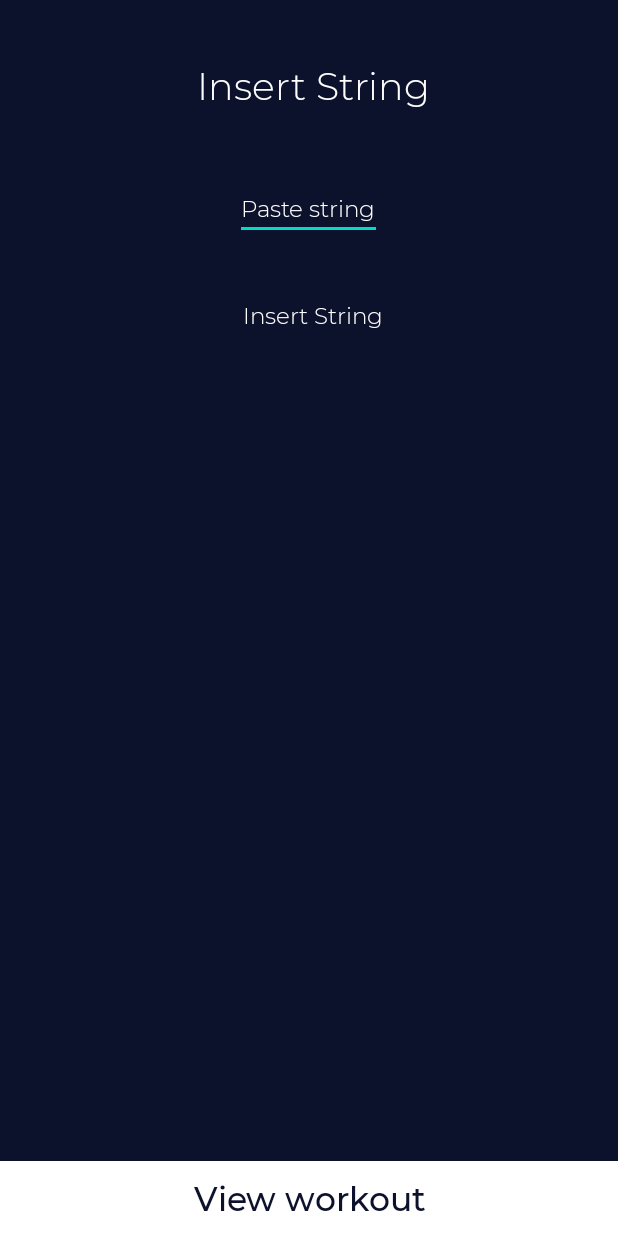
After one commit to simone-silvestri/theApp, an Android app: the StringActivity screen opened directly, with no data from a screen before it, on a phone screen of 412 x 824 dp. The commit adds this screen. Run offline under Robolectric (Android 15) with nearby library versions, the phone set to English and light mode, and no system bars.

Commit message:
string exercise

```diff
--- a/app/src/main/AndroidManifest.xml
+++ b/app/src/main/AndroidManifest.xml
@@ -9,6 +9,7 @@
         android:roundIcon="@mipmap/ic_launcher_round"
         android:supportsRtl="true"
         android:theme="@style/AppTheme">
+        <activity android:name=".StringActivity"></activity>
         <activity android:name=".ExerciseActivity" />
         <activity android:name=".RepsInTimeActivity" />
         <activity android:name=".RepsActivity" />
--- a/app/src/main/java/com/example/firsttry/WorkoutActivity.java
+++ b/app/src/main/java/com/example/firsttry/WorkoutActivity.java
@@ -188,6 +188,8 @@ public class WorkoutActivity extends AppCompatActivity implements AdapterView.On
         intent.putExtra("EXTRA_TITLE", title);
         intent.putExtra("EXTRA_WOD", wod);
         intent.putExtra("EXTRA_WORKOUT", work);
+        intent.putExtra("EXTRA_WORK_OR_ADD", 0);
+
         startActivity(intent);
     }
 
--- /dev/null
+++ b/app/src/main/res/layout/activity_string.xml
@@ -0,0 +1,89 @@
+<?xml version="1.0" encoding="utf-8"?>
+<LinearLayout
+    xmlns:android="http://schemas.android.com/apk/res/android"
+    xmlns:app="http://schemas.android.com/apk/res-auto"
+    xmlns:tools="http://schemas.android.com/tools"
+    android:layout_width="match_parent"
+    android:layout_height="match_parent"
+    android:orientation="vertical"
+    android:background="@color/colorPrimaryDark"
+    tools:context=".DetailActivity">
+
+
+
+    <TextView
+        android:layout_width="match_parent"
+        android:layout_height="wrap_content"
+        android:layout_marginStart="21dp"
+        android:layout_marginLeft="21dp"
+        android:layout_marginEnd="16dp"
+        android:layout_marginRight="16dp"
+        android:layout_marginTop="40dp"
+        android:layout_marginBottom="5dp"
+        android:fontFamily="@font/mlight"
+        android:gravity="center"
+        android:text="Insert String"
+        android:textColor="@color/white"
+        android:textSize="25sp"/>
+
+    <EditText
+        android:id="@+id/workout_string_name"
+        android:layout_width="wrap_content"
+        android:layout_height="wrap_content"
+        android:layout_marginStart="10dp"
+        android:layout_marginLeft="10dp"
+        android:layout_marginEnd="10dp"
+        android:layout_marginRight="10dp"
+        android:layout_marginTop="40dp"
+        android:layout_marginBottom="0dp"
+        android:fontFamily="@font/mlight"
+        android:gravity="center"
+        android:layout_gravity="center"
+        android:hint="Paste string"
+        android:autofillHints="insert name"
+        android:textColorHint="@color/white"
+        android:textColor="@color/white"
+        android:textSize="15sp"/>
+
+    <TextView
+        android:id="@+id/test_string"
+        android:layout_width="match_parent"
+        android:layout_height="wrap_content"
+        android:layout_marginStart="21dp"
+        android:layout_marginLeft="21dp"
+        android:layout_marginEnd="16dp"
+        android:layout_marginRight="16dp"
+        android:layout_marginTop="40dp"
+        android:layout_marginBottom="5dp"
+        android:fontFamily="@font/mlight"
+        android:gravity="center"
+        android:text="Insert String"
+        android:textColor="@color/white"
+        android:textSize="15sp"/>
+
+    <View
+        android:layout_width="match_parent"
+        android:layout_height="0dip"
+        android:layout_weight="1"/>
+
+    <TextView
+        android:id="@+id/btexercise"
+        android:layout_width="match_parent"
+        android:layout_height="50dp"
+        android:layout_gravity="center_horizontal"
+        android:gravity="center"
+        android:layout_marginBottom="0dp"
+        android:layout_marginEnd="0dp"
+        android:layout_marginLeft="0dp"
+        android:layout_marginStart="0dp"
+        android:fontFamily="@font/mmedium"
+        android:text="View workout"
+        android:background="@color/white"
+        android:textAlignment="center"
+        android:textColor="@color/colorPrimaryDark"
+        android:textSize="22sp"
+        android:onClick="openWorkout"
+        app:layout_constraintBottom_toBottomOf="parent"
+        app:layout_constraintEnd_toEndOf="parent"
+        app:layout_constraintStart_toStartOf="parent" />
+</LinearLayout>
```
Also changed, not shown: app/src/main/java/com/example/firsttry/DetailActivity.java (+44 -28 lines), app/src/main/java/com/example/firsttry/MainActivity.java (+9 -1 lines), app/src/main/java/com/example/firsttry/StringActivity.java (added, +47 -0 lines), app/src/main/java/com/example/firsttry/StringFormatter.java (added, +111 -0 lines).
